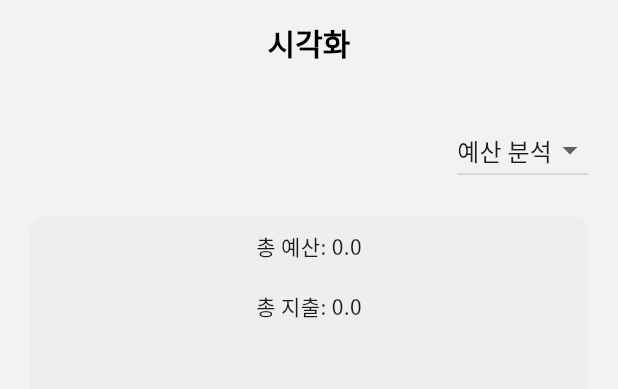
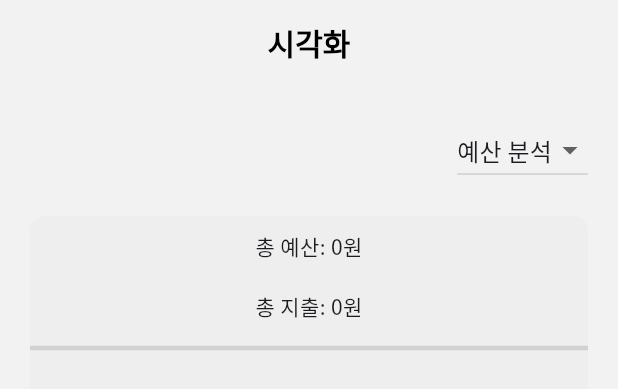
Before and after one commit to YoonjeongYoo/Capstone-EasyBudget, a Flutter app: the ChartScreen widget shown alone on an empty page, opened directly, on a phone screen of 412 x 824 dp. Shown: the top 389 px of the screen. Run offline on Flutter 3.47's test engine with Material 3 defaults, Android fonts, the phone set to English and light mode, and no system bars; our stand-ins replace cloud_firestore, drift, firebase_core, fl_chart, getwidget, image_picker and 2 more; accounts and stored records are empty.

Commit message:
1. chart_screen.dart : UI 갤럭시에서도 보기 좋게 대폭 수정 2. chart_screen.dart : 일단 시연에는 문제 없도록 db에 필드들 추가해놓음 3. chart_screen.dart : 추후에 뭔가 업데이트하기 전에 미리 푸시해놓음

```diff
--- a/lib/screen/chart_screen.dart
+++ b/lib/screen/chart_screen.dart
@@ -4,11 +4,9 @@ import 'package:easybudget/layout/default_layout.dart';
 import 'package:flutter/material.dart';
 import 'package:fl_chart/fl_chart.dart';
 import 'package:getwidget/getwidget.dart';
+import 'package:intl/intl.dart';
 
 class ChartScreen extends StatefulWidget {
-  // final String spaceName;
-  //
-  // const ChartScreen({super.key, required this.spaceName});
   const ChartScreen({super.key});
 
   @override
@@ -16,7 +14,6 @@ class ChartScreen extends StatefulWidget {
 }
 
 class _ChartScreenState extends State<ChartScreen> {
-
   List<String> _values = <String>['예산 분석', '날짜별'];
   String? _selectedValue;
 
@@ -45,22 +42,26 @@ class _ChartScreenState extends State<ChartScreen> {
       DocumentSnapshot budgetAnalysisSnapshot = await firestore
           .collection('Space')
           .doc('KBpkiTfmpsg3ZI5iSpyY')
-      // 여기에 spacename 일치하는 문서 찾게  .where('sname', isEqualTo: spaceName)로 수정하기
           .collection('Chart')
           .doc('BudgetAnalysis')
           .get();
 
       if (budgetAnalysisSnapshot.exists) {
-        Map<String, dynamic> data = budgetAnalysisSnapshot.data() as Map<String, dynamic>;
+        Map<String, dynamic> data =
+        budgetAnalysisSnapshot.data() as Map<String, dynamic>;
         setState(() {
           expenses = {
             '식비 지출': 0.0,
             '숙소 지출': 0.0,
-            '운영 지출': 0.0,
+            '기타 지출': 0.0,
+            '도서 지출': 0.0,
+            '교통 지출': 0.0,
           };
           totalExpense = 0.0;
-          budgets = Map<String, double>.from(data['budgets']?.map((k, v) => MapEntry(k, v.toDouble())) ?? {});
-          totalBudget = budgets.isNotEmpty ? budgets.values.reduce((a, b) => a + b) : 0.0;
+          budgets = Map<String, double>.from(
+              data['budgets']?.map((k, v) => MapEntry(k, v.toDouble())) ?? {});
+          totalBudget =
+          budgets.isNotEmpty ? budgets.values.reduce((a, b) => a + b) : 0.0;
           print('totalBudget: $totalBudget');
         });
       } else {
@@ -85,14 +86,23 @@ class _ChartScreenState extends State<ChartScreen> {
           tempData[doc.id] = {
             '식비 지출': data['식비 지출']?.toDouble() ?? 0.0,
             '숙소 지출': data['숙소 지출']?.toDouble() ?? 0.0,
-            '운영 지출': data['운영 지출']?.toDouble() ?? 0.0,
+            '기타 지출': data['기타 지출']?.toDouble() ?? 0.0,
+            '도서 지출': data['도서 지출']?.toDouble() ?? 0.0,
+            '교통 지출': data['교통 지출']?.toDouble() ?? 0.0,
           };
           tempDateOptions.add(doc.id);
 
           // expenses 필드 업데이트
-          expenses['식비 지출'] = (expenses['식비 지출'] ?? 0.0) + (data['식비 지출']?.toDouble() ?? 0.0);
-          expenses['숙소 지출'] = (expenses['숙소 지출'] ?? 0.0) + (data['숙소 지출']?.toDouble() ?? 0.0);
-          expenses['운영 지출'] = (expenses['운영 지출'] ?? 0.0) + (data['운영 지출']?.toDouble() ?? 0.0);
+          expenses['식비 지출'] =
+              (expenses['식비 지출'] ?? 0.0) + (data['식비 지출']?.toDouble() ?? 0.0);
+          expenses['숙소 지출'] =
+              (expenses['숙소 지출'] ?? 0.0) + (data['숙소 지출']?.toDouble() ?? 0.0);
+          expenses['기타 지출'] =
+              (expenses['기타 지출'] ?? 0.0) + (data['기타 지출']?.toDouble() ?? 0.0);
+          expenses['도서 지출'] =
+              (expenses['도서 지출'] ?? 0.0) + (data['도서 지출']?.toDouble() ?? 0.0);
+          expenses['교통 지출'] =
+              (expenses['교통 지출'] ?? 0.0) + (data['교통 지출']?.toDouble() ?? 0.0);
         }
       }
 
@@ -112,7 +122,8 @@ class _ChartScreenState extends State<ChartScreen> {
         // Date 필드의 Timestamp를 DateTime으로 변환
         Timestamp timestamp = data['date'];
         DateTime dateTime = timestamp.toDate();
-        String formattedDate = "${dateTime.year}-${dateTime.month.toString().padLeft(2, '0')}";
+        String formattedDate =
+            "${dateTime.year}-${dateTime.month.toString().padLeft(2, '0')}";
 
         // category 필드를 확인하고 총 지출을 분류
         String category = data['category'];
@@ -122,19 +133,32 @@ class _ChartScreenState extends State<ChartScreen> {
           tempData[formattedDate] = {
             '식비 지출': 0.0,
             '숙소 지출': 0.0,
-            '운영 지출': 0.0,
+            '기타 지출': 0.0,
+            '도서 지출': 0.0,
+            '교통 지출': 0.0,
           };
         }
 
         if (category == '식비') {
-          tempData[formattedDate]!['식비 지출'] = tempData[formattedDate]!['식비 지출']! + totalCost;
+          tempData[formattedDate]!['식비 지출'] =
+              tempData[formattedDate]!['식비 지출']! + totalCost;
           expenses['식비 지출'] = (expenses['식비 지출'] ?? 0.0) + totalCost;
         } else if (category == '숙소비') {
-          tempData[formattedDate]!['숙소 지출'] = tempData[formattedDate]!['숙소 지출']! + totalCost;
+          tempData[formattedDate]!['숙소 지출'] =
+              tempData[formattedDate]!['숙소 지출']! + totalCost;
           expenses['숙소 지출'] = (expenses['숙소 지출'] ?? 0.0) + totalCost;
+        } else if (category == '도서') {
+          tempData[formattedDate]!['도서 지출'] =
+              tempData[formattedDate]!['도서 지출']! + totalCost;
+          expenses['도서 지출'] = (expenses['도서 지출'] ?? 0.0) + totalCost;
+        } else if (category == '교통비') {
+          tempData[formattedDate]!['교통 지출'] =
+              tempData[formattedDate]!['교통 지출']! + totalCost;
+          expenses['교통 지출'] = (expenses['교통 지출'] ?? 0.0) + totalCost;
         } else {
-          tempData[formattedDate]!['운영 지출'] = tempData[formattedDate]!['운영 지출']! + totalCost;
-          expenses['운영 지출'] = (expenses['운영 지출'] ?? 0.0) + totalCost;
+          tempData[formattedDate]!['기타 지출'] =
+              tempData[formattedDate]!['기타 지출']! + totalCost;
+          expenses['기타 지출'] = (expenses['기타 지출'] ?? 0.0) + totalCost;
         }
 
         if (!tempDateOptions.contains(formattedDate)) {
@@ -142,7 +166,12 @@ class _ChartScreenState extends State<ChartScreen> {
         }
 
         // Receipt 문서 업데이트 (processed 필드를 true로 변경)
-        await firestore.collection('Space').doc('KBpkiTfmpsg3ZI5iSpyY').collection('Receipt').doc(doc.id).update({'processed': true});
+        await firestore
+            .collection('Space')
+            .doc('KBpkiTfmpsg3ZI5iSpyY')
+            .collection('Receipt')
+            .doc(doc.id)
+            .update({'processed': true});
       }
 
       setState(() {
@@ -151,7 +180,14 @@ class _ChartScreenState extends State<ChartScreen> {
         if (!dateOptions.contains(selectedDate)) {
           selectedDate = dateOptions.isNotEmpty ? dateOptions[0] : '';
         }
-        _selectedData = dateData[selectedDate] ?? {'식비 지출': 0.0, '숙소 지출': 0.0, '운영 지출': 0.0};
+        _selectedData = dateData[selectedDate] ??
+            {
+              '식비 지출': 0.0,
+              '숙소 지출': 0.0,
+              '기타 지출': 0.0,
+              '도서 지출': 0.0,
+              '교통 지출': 0.0,
+            };
         print('dateData: $dateData');
         totalExpense = expenses.values.reduce((a, b) => a + b);
       });
@@ -180,12 +216,19 @@ class _ChartScreenState extends State<ChartScreen> {
   }
 
   String formatValue(double value) {
+    final formatter = NumberFormat('#,###');
+    return '${formatter.format(value)}원';
+  }
+
+  String formatShortValue(double value) {
     if (value >= 1000000) {
-      return '${(value / 1000000).toStringAsFixed(1)}M';
+      return '${(value / 1000000).toStringAsFixed(1)}백만';
+    } else if (value >= 10000) {
+      return '${(value / 10000).toStringAsFixed(1)}만';
     } else if (value >= 1000) {
-      return '${(value / 1000).toStringAsFixed(1)}K';
+      return '${(value / 1000).toStringAsFixed(1)}천';
     } else {
-      return value.toString();
+      return '${value.toString()}';
     }
   }
 
@@ -203,7 +246,8 @@ class _ChartScreenState extends State<ChartScreen> {
               child: Column(
                 crossAxisAlignment: CrossAxisAlignment.start,
                 children: [
-                  Text('총 예산: ${formatValue(totalBudget)}', style: TextStyle(fontSize: 14)),
+                  Text('총 예산: ${formatValue(totalBudget)}',
+                      style: TextStyle(fontSize: 14)),
                   if (totalBudget > 0)
                     Padding(
                       padding: const EdgeInsets.only(top: 10.0),
@@ -224,22 +268,26 @@ class _ChartScreenState extends State<ChartScreen> {
               child: Column(
                 crossAxisAlignment: CrossAxisAlignment.start,
                 children: [
-                  Text('총 지출: ${formatValue(totalExpense)}', style: TextStyle(fontSize: 14)),
+                  Text('총 지출: ${formatValue(totalExpense)}',
+                      style: TextStyle(fontSize: 14)),
                   if (totalBudget > 0)
                     Padding(
                       padding: const EdgeInsets.only(top: 10.0),
                       child: GFProgressBar(
                         percentage: totalExpense / totalBudget,
                         backgroundColor: Colors.grey.shade200,
-                        progressBarColor: getProgressBarColor(totalExpense / totalBudget, 0.9),
+                        progressBarColor: getProgressBarColor(
+                            totalExpense / totalBudget, 0.9),
                         lineHeight: 20,
                         alignment: MainAxisAlignment.spaceBetween,
-                        trailing: Text('${(totalExpense / totalBudget * 100).toStringAsFixed(1)}%'),
+                        trailing: Text(
+                            '${(totalExpense / totalBudget * 100).toStringAsFixed(1)}%'),
                       ),
                     ),
                 ],
               ),
             ),
+            Divider(thickness: 3, color: Colors.black12), // Divider 추가
             Padding(
               padding: const EdgeInsets.symmetric(vertical: 10),
               child: Column(
@@ -255,17 +303,20 @@ class _ChartScreenState extends State<ChartScreen> {
                     child: Column(
                       crossAxisAlignment: CrossAxisAlignment.start,
                       children: [
-                        Text('$categoryKey: ${formatValue(expense)}', style: TextStyle(fontSize: 14)),
+                        Text('$categoryKey: ${formatValue(expense)}',
+                            style: TextStyle(fontSize: 14)),
                         if (budget > 0)
                           Padding(
                             padding: const EdgeInsets.only(top: 10.0),
                             child: GFProgressBar(
                               percentage: expense / budget,
                               backgroundColor: Colors.grey.shade200,
-                              progressBarColor: getProgressBarColor(expense / budget, 0.9),
+                              progressBarColor:
+                              getProgressBarColor(expense / budget, 0.9),
                               lineHeight: 20,
                               alignment: MainAxisAlignment.spaceBetween,
-                              trailing: Text('${(expense / budget * 100).toStringAsFixed(1)}%'),
+                              trailing: Text(
+                                  '${(expense / budget * 100).toStringAsFixed(1)}%'),
                             ),
                           ),
                       ],
@@ -287,21 +338,26 @@ class _ChartScreenState extends State<ChartScreen> {
         DateTime currentDate = DateTime(2024, 6);
         for (int i = 0; i < 12; i++) {
           DateTime date = DateTime(currentDate.year, currentDate.month - i);
-          String formattedDate = "${date.year}-${date.month.toString().padLeft(2, '0')}";
+          String formattedDate =
+              "${date.year}-${date.month.toString().padLeft(2, '0')}";
           if (dateData.containsKey(formattedDate)) {
             chartDateOptions.add(formattedDate);
           }
         }
-        chartDateOptions = chartDateOptions.reversed.toList(); // 최신 날짜가 가장 오른쪽으로 가도록 정렬
+        chartDateOptions =
+            chartDateOptions.reversed.toList(); // 최신 날짜가 가장 오른쪽으로 가도록 정렬
 
-        List<FlSpot> lineSpots = List.generate(chartDateOptions.length, (index) {
+        List<FlSpot> lineSpots =
+        List.generate(chartDateOptions.length, (index) {
           String selectedMonth = chartDateOptions[index];
-          double total = dateData[selectedMonth]?.values.reduce((a, b) => a + b) ?? 0.0;
+          double total =
+              dateData[selectedMonth]?.values.reduce((a, b) => a + b) ?? 0.0;
           return FlSpot(index.toDouble(), total);
         });
 
         double calculateInterval() {
-          final double maxY = lineSpots.map((spot) => spot.y).reduce((a, b) => a > b ? a : b);
+          final double maxY =
+          lineSpots.map((spot) => spot.y).reduce((a, b) => a > b ? a : b);
           return (maxY / 5) > 0 ? maxY / 5 : 1;
         }
 
@@ -321,7 +377,14 @@ class _ChartScreenState extends State<ChartScreen> {
                 onChanged: (String? newValue) {
                   setState(() {
                     selectedDate = newValue!;
-                    _selectedData = dateData[selectedDate] ?? {'식비 지출': 0.0, '숙소 지출': 0.0, '운영 지출': 0.0};
+                    _selectedData = dateData[selectedDate] ??
+                        {
+                          '식비 지출': 0.0,
+                          '숙소 지출': 0.0,
+                          '기타 지출': 0.0,
+                          '도서 지출': 0.0,
+                          '교통 지출': 0.0,
+                        };
                   });
                 },
               ),
@@ -336,19 +399,31 @@ class _ChartScreenState extends State<ChartScreen> {
                         PieChartSectionData(
                           value: _selectedData['식비 지출']!,
                           color: Colors.blue,
-                          title: '식비 지출',
+                          title: '식비',
                           radius: 50,
                         ),
                         PieChartSectionData(
                           value: _selectedData['숙소 지출']!,
                           color: Colors.green,
-                          title: '숙소 지출',
+                          title: '숙소',
                           radius: 50,
                         ),
                         PieChartSectionData(
-                          value: _selectedData['운영 지출']!,
+                          value: _selectedData['기타 지출']!,
                           color: Colors.orange,
-                          title: '운영 지출',
+                          title: '기타',
+                          radius: 50,
+                        ),
+                        PieChartSectionData(
+                          value: _selectedData['도서 지출']!,
+                          color: Colors.purple,
+                          title: '도서',
+                          radius: 50,
+                        ),
+                        PieChartSectionData(
+                          value: _selectedData['교통 지출']!,
+                          color: Colors.red,
+                          title: '교통',
                           radius: 50,
                         ),
                       ],
@@ -368,19 +443,47 @@ class _ChartScreenState extends State<ChartScreen> {
                             getTitlesWidget: (double value, TitleMeta meta) {
                               switch (value.toInt()) {
                                 case 0:
-                                  return Text('식비 지출');
+                                  return Text('식비');
                                 case 1:
-                                  return Text('숙소 지출');
+                                  return Text('숙소');
                                 case 2:
-                                  return Text('운영 지출');
+                                  return Text('도서');
+                                case 3:
+                                  return Text('교통');
+                                case 4:
+                                  return Text('기타');
                                 default:
                                   return Text('');
                               }
                             },
+
                             reservedSize: 40,
                           ),
                         ),
                         leftTitles: AxisTitles(
+                          sideTitles: SideTitles(
+                            showTitles: true,
+                            getTitlesWidget: (double value, TitleMeta meta) {
+                              final String text = formatShortValue(value);
+                              if (text ==
+                                  formatShortValue(lineSpots
+                                      .map((spot) => spot.y)
+                                      .reduce((a, b) => a > b ? a : b))) {
+                                return const SizedBox(); // 최대값을 숨김
+                              }
+                              return SideTitleWidget(
+                                axisSide: meta.axisSide,
+                                space: 4.0,
+                                child: Text(
+                                  text,
+                                  style: TextStyle(fontSize: 10),
+                                ),
+                              );
+                            },
+                            reservedSize: 50,
+                          ),
+                        ),
+                        rightTitles: AxisTitles(
                           sideTitles: SideTitles(showTitles: false),
                         ),
                       ),
@@ -407,7 +510,25 @@ class _ChartScreenState extends State<ChartScreen> {
                           x: 2,
                           barRods: [
                             BarChartRodData(
-                              toY: _selectedData['운영 지출']!,
+                              toY: _selectedData['도서 지출']!,
+                              color: Colors.purple,
+                            )
+                          ],
+                        ),
+                        BarChartGroupData(
+                          x: 3,
+                          barRods: [
+                            BarChartRodData(
+                              toY: _selectedData['교통 지출']!,
+                              color: Colors.red,
+                            )
+                          ],
+                        ),
+                        BarChartGroupData(
+                          x: 4,
+                          barRods: [
+                            BarChartRodData(
+                              toY: _selectedData['기타 지출']!,
                               color: Colors.orange,
                             )
                           ],
@@ -419,6 +540,8 @@ class _ChartScreenState extends State<ChartScreen> {
                 SizedBox(
                   height: 400,
                   width: double.infinity, // 핸드폰 화면에 맞게 조정
+                  child: Padding(
+                    padding: const EdgeInsets.only(right: 30.0), // 오른쪽으로 30 정도 이동
                     child: LineChart(
                       LineChartData(
                         lineBarsData: [
@@ -447,7 +570,10 @@ class _ChartScreenState extends State<ChartScreen> {
                         ],
                         minY: 0,
                         maxY: lineSpots.isNotEmpty
-                          ? lineSpots.map((spot) => spot.y).reduce((a, b) => a > b ? a : b) * 1.1
+                            ? lineSpots
+                            .map((spot) => spot.y)
+                            .reduce((a, b) => a > b ? a : b) *
+                            1.1
                             : 1,
                         titlesData: FlTitlesData(
                           leftTitles: AxisTitles(
@@ -459,7 +585,7 @@ class _ChartScreenState extends State<ChartScreen> {
                                   axisSide: meta.axisSide,
                                   space: 4.0,
                                   child: Text(
-                                  formatValue(value),
+                                    formatShortValue(value),
                                     style: TextStyle(fontSize: 10),
                                   ),
                                 );
@@ -476,20 +602,30 @@ class _ChartScreenState extends State<ChartScreen> {
                           bottomTitles: AxisTitles(
                             sideTitles: SideTitles(
                               showTitles: true,
-                            interval: 2,
+                              interval: 1,
                               getTitlesWidget: (value, meta) {
-                              if (value.toInt() >= 0 && value.toInt() < chartDateOptions.length) {
-                                return Transform.rotate(
-                                  angle: 0 * 3.1415927 / 180,
+                                if (value.toInt() >= 0 &&
+                                    value.toInt() < chartDateOptions.length) {
+                                  if (value.toInt() % 2 == 0 ||
+                                      value.toInt() == chartDateOptions.length - 1) {
+                                    return Padding(
+                                      padding: EdgeInsets.only(
+                                          left: value.toInt() ==
+                                              chartDateOptions.length - 1
+                                              ? 15.0  // Increase this value to shift the last label left
+                                              : 0.0),
                                       child: Text(
-                                    chartDateOptions[value.toInt()],
+                                        chartDateOptions[value.toInt()]
+                                            .substring(2), // '23-07' 형식으로 표기
                                         style: TextStyle(fontSize: 10),
                                       ),
                                     );
                                   }
+                                }
                                 return Text('');
                               },
                               reservedSize: 40,
+                            ),
                           ),
                         ),
                       ),
```
Lines whose indentation alone changed are shown as unchanged.
